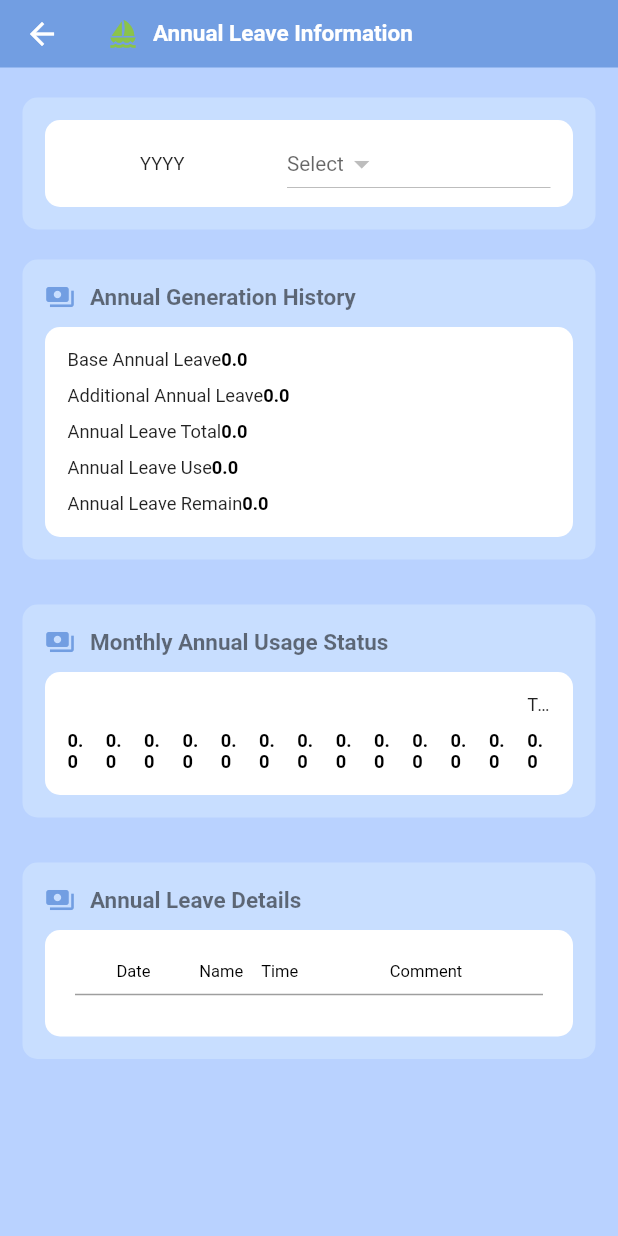
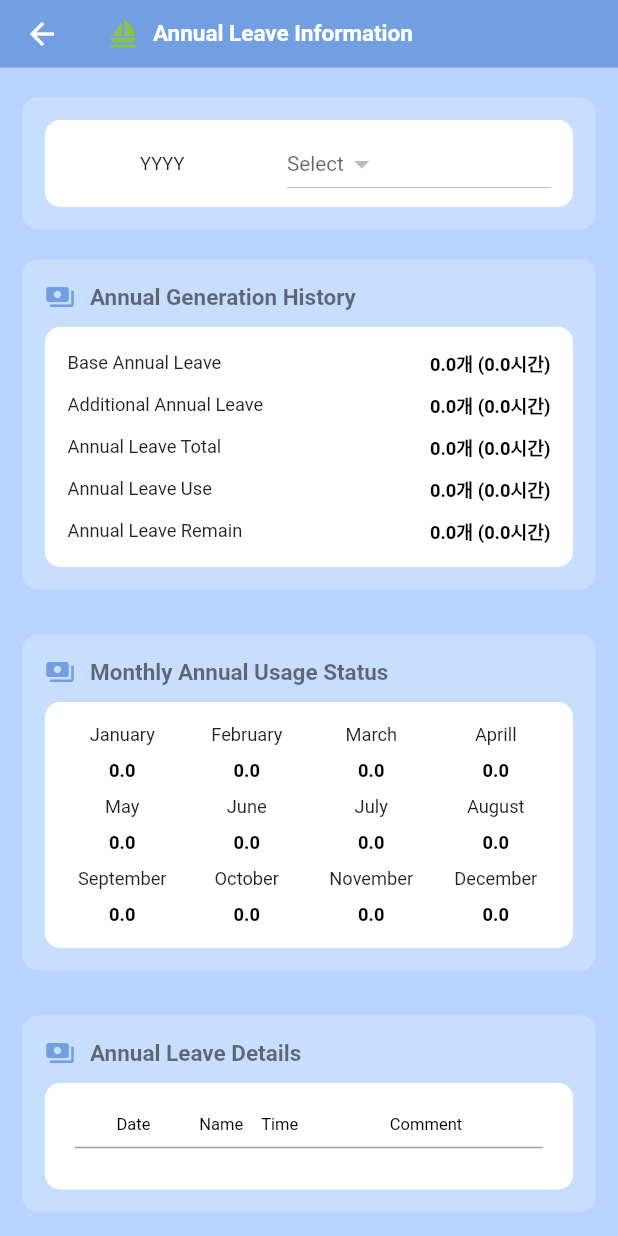
Before and after one commit to Jahwa-IT-Team/jahwa_mobile, a Flutter app: the AnnualLeaveInformation screen opened by its route, after a tap on "Okay", on a phone screen of 412 x 824 dp. Run offline on Flutter 3.47's test engine with Material 2 defaults, Android fonts, the light colour scheme and no system bars; our stand-ins replace easy_localization, flutter_html, local_auth, shared_preferences, sn_progress_dialog; missing offline and left inert: encrypt, intrinsic_grid_view; accounts and stored records are empty; network calls fail.

Commit message:
2023-06-05

```diff
--- a/lib/Program/annualleaveinformation.dart
+++ b/lib/Program/annualleaveinformation.dart
@@ -23,10 +23,15 @@ class _AnnualLeaveInformationState extends State<AnnualLeaveInformation> {
   Widget annual = new Container();
 
   var YearSave = 0.0;
+  var YearSaveHH = 0.0;
   var YearPart = 0.0;
+  var YearPartHH = 0.0;
   var YearSaveTot = 0.0;
+  var YearSaveTotHH = 0.0;
   var YearUse = 0.0;
+  var YearUseHH = 0.0;
   var YearRemain = 0.0;
+  var YearRemainHH = 0.0;
 
   var use01 = 0.0;
   var use02 = 0.0;
@@ -105,8 +110,9 @@ class _AnnualLeaveInformationState extends State<AnnualLeaveInformation> {
                                             );
                                           }).toList(),
                                           onChanged: (newVal) {
-                                            setState(() {
+                                            setState(() async {
                                               yyyyValue = newVal;
+                                              await _setYYYY();
                                             });
                                           },
                                           value: yyyyValue,
@@ -152,45 +158,75 @@ class _AnnualLeaveInformationState extends State<AnnualLeaveInformation> {
                                       Row(
                                         crossAxisAlignment: CrossAxisAlignment.center,
                                         children: <Widget>[
-                                          Text('Annual Leave Information.Base Annual Leave'.tr(), softWrap: false, overflow: TextOverflow.ellipsis),
+                                          Expanded(
+                                            flex: 6,
+                                            child: Text('Annual Leave Information.Base Annual Leave'.tr(), softWrap: false, overflow: TextOverflow.ellipsis)
+                                          ),
                                           SizedBox(height: 10),
-                                          Text('$YearSave'.toString(), style: TextStyle(fontWeight: FontWeight.bold, color: Colors.black)),
+                                          Expanded(
+                                            flex: 4,
+                                            child: Text('$YearSave'.toString() + '개 (' + '$YearSaveHH'.toString() + '시간)', textAlign: TextAlign.right, style: TextStyle(fontWeight: FontWeight.bold, color: Colors.black))
+                                          ),
                                         ],
                                       ),
                                       SizedBox(height: 10),
                                       Row(
                                         crossAxisAlignment: CrossAxisAlignment.center,
                                         children: <Widget>[
-                                          Text('Annual Leave Information.Additional Annual Leave'.tr(), softWrap: false, overflow: TextOverflow.ellipsis),
+                                          Expanded(
+                                            flex: 6,
+                                            child: Text('Annual Leave Information.Additional Annual Leave'.tr(), softWrap: false, overflow: TextOverflow.ellipsis)
+                                          ),
                                           SizedBox(height: 10),
-                                          Text('$YearPart'.toString(), style: TextStyle(fontWeight: FontWeight.bold, color: Colors.black)),
+                                          Expanded(
+                                            flex: 4,
+                                            child: Text('$YearPart'.toString() + '개 (' + '$YearPartHH'.toString() + '시간)', textAlign: TextAlign.right, style: TextStyle(fontWeight: FontWeight.bold, color: Colors.black))
+                                          ),
                                         ],
                                       ),
                                       SizedBox(height: 10),
                                       Row(
                                         crossAxisAlignment: CrossAxisAlignment.center,
                                         children: <Widget>[
-                                          Text('Annual Leave Information.Annual Leave Total'.tr(), softWrap: false, overflow: TextOverflow.ellipsis),
+                                          Expanded(
+                                            flex: 6,
+                                            child: Text('Annual Leave Information.Annual Leave Total'.tr(), softWrap: false, overflow: TextOverflow.ellipsis)
+                                          ),
                                           SizedBox(height: 10),
-                                          Text('$YearSaveTot'.toString(), style: TextStyle(fontWeight: FontWeight.bold, color: Colors.black)),
+                                          Expanded(
+                                            flex: 4,
+                                            child: Text('$YearSaveTot'.toString() + '개 (' + '$YearSaveTotHH'.toString() + '시간)', textAlign: TextAlign.right, style: TextStyle(fontWeight: FontWeight.bold, color: Colors.black))
+                                          ),
                                         ],
                                       ),
                                       SizedBox(height: 10),
                                       Row(
                                         crossAxisAlignment: CrossAxisAlignment.center,
                                         children: <Widget>[
-                                          Text('Annual Leave Information.Annual Leave Use'.tr(), softWrap: false, overflow: TextOverflow.ellipsis),
+                                          Expanded(
+                                            flex: 6,
+                                            child: Text('Annual Leave Information.Annual Leave Use'.tr(), softWrap: false, overflow: TextOverflow.ellipsis)
+                                          ),
                                           SizedBox(height: 10),
-                                          Text('$YearUse'.toString(), style: TextStyle(fontWeight: FontWeight.bold, color: Colors.black)),
+                                          Expanded(
+                                            flex: 4,
+                                            child: Text('$YearUse'.toString() + '개 (' + '$YearUseHH'.toString() + '시간)', textAlign: TextAlign.right, style: TextStyle(fontWeight: FontWeight.bold, color: Colors.black))
+                                          ),
                                         ],
                                       ),
                                       SizedBox(height: 10),
                                       Row(
                                         crossAxisAlignment: CrossAxisAlignment.center,
                                         children: <Widget>[
-                                          Text('Annual Leave Information.Annual Leave Remain'.tr(), softWrap: false, overflow: TextOverflow.ellipsis),
+                                          Expanded(
+                                            flex: 6,
+                                            child: Text('Annual Leave Information.Annual Leave Remain'.tr(), softWrap: false, overflow: TextOverflow.ellipsis)
+                                          ),
                                           SizedBox(height: 10),
-                                          Text('$YearRemain'.toString(), style: TextStyle(fontWeight: FontWeight.bold, color: Colors.black)),
+                                          Expanded(
+                                            flex: 4,
+                                            child: Text('$YearRemain'.toString() + '개 (' + '$YearRemainHH'.toString() + '시간)', textAlign: TextAlign.right, style: TextStyle(fontWeight: FontWeight.bold, color: Colors.black))
+                                          ),
                                         ],
                                       ),
                                     ],
@@ -227,7 +263,9 @@ class _AnnualLeaveInformationState extends State<AnnualLeaveInformation> {
                                 margin: EdgeInsets.only(top: 10),
                                 decoration: BoxDecoration(borderRadius: BorderRadius.all(Radius.circular(10)), color: const Color(0xFFFFFFFF)),
                                 child: Center(
-                                  child: Row(
+                                  child: Column(
+                                    children: <Widget> [
+                                      Row(
                                         children: <Widget>[
                                           Expanded(
                                             flex: 1,
@@ -276,7 +314,11 @@ class _AnnualLeaveInformationState extends State<AnnualLeaveInformation> {
                                               ],
                                             ),
                                           ),
-                                      SizedBox(width: 10),
+                                        ],
+                                      ),
+                                      SizedBox(height: 10),
+                                      Row(
+                                        children: <Widget>[
                                           Expanded(
                                             flex: 1,
                                             child: Column(
@@ -324,7 +366,11 @@ class _AnnualLeaveInformationState extends State<AnnualLeaveInformation> {
                                               ],
                                             ),
                                           ),
-                                      SizedBox(width: 10),
+                                        ],
+                                      ),
+                                      SizedBox(height: 10),
+                                      Row(
+                                        children: <Widget>[
                                           Expanded(
                                             flex: 1,
                                             child: Column(
@@ -372,18 +418,8 @@ class _AnnualLeaveInformationState extends State<AnnualLeaveInformation> {
                                               ],
                                             ),
                                           ),
-                                      SizedBox(width: 10),
-                                      Expanded(
-                                        flex: 1,
-                                        child: Column(
-                                          crossAxisAlignment: CrossAxisAlignment.center,
-                                          children: <Widget>[
-                                            Text('Annual Leave Information.Total Use'.tr(), softWrap: false, overflow: TextOverflow.ellipsis),
-                                            SizedBox(height: 10),
-                                            Text('$YearUse'.toString(), style: TextStyle(fontWeight: FontWeight.bold, color: Colors.black)),
                                         ],
-                                        ),
-                                      ),
+                                      )
                                     ],
                                   ),
                                 ),
@@ -486,10 +522,15 @@ class _AnnualLeaveInformationState extends State<AnnualLeaveInformation> {
     annualList.clear();
 
     YearSave = 0.0;
+    YearSaveHH = 0.0;
     YearPart = 0.0;
+    YearPartHH = 0.0;
     YearSaveTot = 0.0;
+    YearSaveTotHH = 0.0;
     YearUse = 0.0;
+    YearUseHH = 0.0;
     YearRemain = 0.0;
+    YearRemainHH = 0.0;
 
     use01 = 0.0;
     use02 = 0.0;
@@ -512,7 +553,7 @@ class _AnnualLeaveInformationState extends State<AnnualLeaveInformation> {
           setState(() {
             if (jsonDecode(response.body)['Table1'].length != 0) {
               jsonDecode(response.body)['Table1'].forEach((element) {
-                YearUse = element["TOTAL"];
+                YearUseHH = element["TOTAL"];
                 use01 = element["MON1"];
                 use02 = element["MON2"];
                 use03 = element["MON3"];
@@ -536,6 +577,12 @@ class _AnnualLeaveInformationState extends State<AnnualLeaveInformation> {
               });
             }
 
+            YearSaveHH = YearSave * 8;
+            YearPartHH = YearPart * 8;
+            YearSaveTotHH = YearSaveTot * 8;
+
+            YearUse = YearUseHH / 8;
+            YearRemainHH = YearSaveTotHH - YearUseHH;
             YearRemain = YearSaveTot - YearUse;
 
             if (jsonDecode(response.body)['Table2'].length != 0) {
```
Also changed, not shown: assets/translations/en-US.json (+12 -12 lines), assets/translations/ko-KR.json (+12 -12 lines), assets/translations/vi-VN.json (+12 -12 lines), assets/translations/zh-CN.json (+12 -12 lines). Lines whose indentation alone changed are shown as unchanged.
